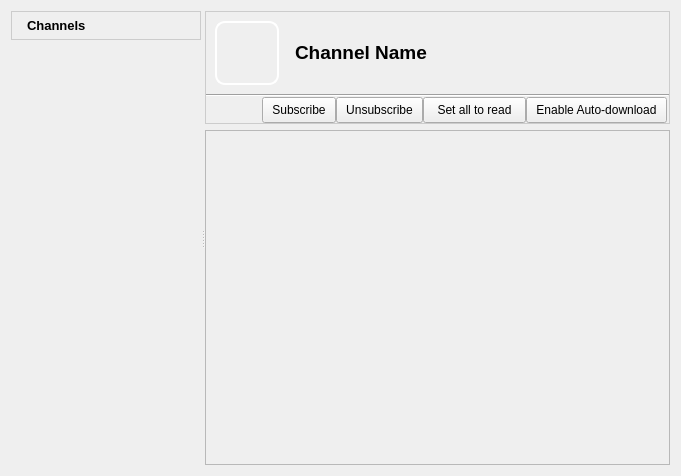
The window that retroshare-gui/src/gui/ChannelFeed.ui (RetroShare/RetroShare) describes before a commit, drawn with Qt 5.
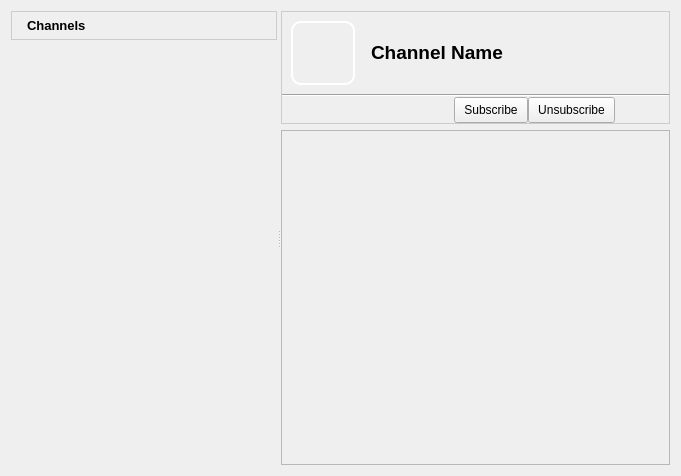
The same window after the commit. Icons and pictures are not drawn. Custom widgets are drawn as their Qt base class.

Commit message: Changed the Buttons layout on ChannelsFeed

```diff
--- a/retroshare-gui/src/gui/ChannelFeed.ui
+++ b/retroshare-gui/src/gui/ChannelFeed.ui
@@ -405,78 +405,6 @@
               </property>
              </spacer>
             </item>
-            <item row="0" column="5">
-             <widget class="QToolButton" name="setAllAsReadButton">
-              <property name="sizePolicy">
-               <sizepolicy hsizetype="Minimum" vsizetype="Fixed">
-                <horstretch>0</horstretch>
-                <verstretch>0</verstretch>
-               </sizepolicy>
-              </property>
-              <property name="minimumSize">
-               <size>
-                <width>0</width>
-                <height>26</height>
-               </size>
-              </property>
-              <property name="styleSheet">
-               <string notr="true">QToolButton, QPushButton, QComboBox { 
-border-image: url(:/images/btn_26.png) 4;
-border-width: 4;
-padding: 0px 6px;
-font-size: 12px;
-}
-
-QToolButton:hover, QPushButton:hover, QComboBox:hover { 
-border-image: url(:/images/btn_26_hover.png) 4;
-}
-
-QToolButton:disabled, QPushButton:disabled, QComboBox::disabled {
-color:gray;
-}
-
-QToolButton:pressed, QPushButton:pressed{
-border-image: url(:/images/btn_26_pressed.png) 4;
-}</string>
-              </property>
-              <property name="text">
-               <string>Set all to read</string>
-              </property>
-             </widget>
-            </item>
-            <item row="0" column="6">
-             <widget class="QPushButton" name="autoDownload">
-              <property name="minimumSize">
-               <size>
-                <width>0</width>
-                <height>26</height>
-               </size>
-              </property>
-              <property name="styleSheet">
-               <string notr="true">QToolButton, QPushButton, QComboBox { 
-border-image: url(:/images/btn_26.png) 4;
-border-width: 4;
-padding: 0px 6px;
-font-size: 12px;
-}
-
-QToolButton:hover, QPushButton:hover, QComboBox:hover { 
-border-image: url(:/images/btn_26_hover.png) 4;
-}
-
-QToolButton:disabled, QPushButton:disabled, QComboBox::disabled {
-color:gray;
-}
-
-QToolButton:pressed, QPushButton:pressed{
-border-image: url(:/images/btn_26_pressed.png) 4;
-}</string>
-              </property>
-              <property name="text">
-               <string>Enable Auto-download</string>
-              </property>
-             </widget>
-            </item>
             <item row="0" column="1">
              <widget class="QToolButton" name="postButton">
               <property name="sizePolicy">
@@ -518,6 +446,46 @@
               </property>
              </widget>
             </item>
+            <item row="0" column="5">
+             <widget class="QPushButton" name="channeloptions_Button">
+              <property name="minimumSize">
+               <size>
+                <width>0</width>
+                <height>26</height>
+               </size>
+              </property>
+              <property name="styleSheet">
+               <string notr="true">QToolButton, QPushButton, QComboBox { 
+border-image: url(:/images/btn_26.png) 4;
+border-width: 4;
+padding: 0px 6px;
+font-size: 12px;
+}
+
+QToolButton:hover, QPushButton:hover, QComboBox:hover { 
+border-image: url(:/images/btn_26_hover.png) 4;
+}
+
+QToolButton:disabled, QPushButton:disabled, QComboBox::disabled {
+color:gray;
+}
+
+QToolButton:pressed, QPushButton:pressed{
+border-image: url(:/images/btn_26_pressed.png) 4;
+}</string>
+              </property>
+              <property name="text">
+               <string/>
+              </property>
+              <property name="icon">
+               <iconset resource="images.qrc">
+                <normaloff>:/images/kcmsystem24.png</normaloff>:/images/kcmsystem24.png</iconset>
+              </property>
+              <property name="flat">
+               <bool>true</bool>
+              </property>
+             </widget>
+            </item>
            </layout>
           </item>
          </layout>
@@ -536,7 +504,7 @@
            <rect>
             <x>0</x>
             <y>0</y>
-            <width>486</width>
+            <width>392</width>
             <height>333</height>
            </rect>
           </property>
```
Left out of the diff: 16 changed lines with no effect on the pictures. The commit also changes 1 other file.
